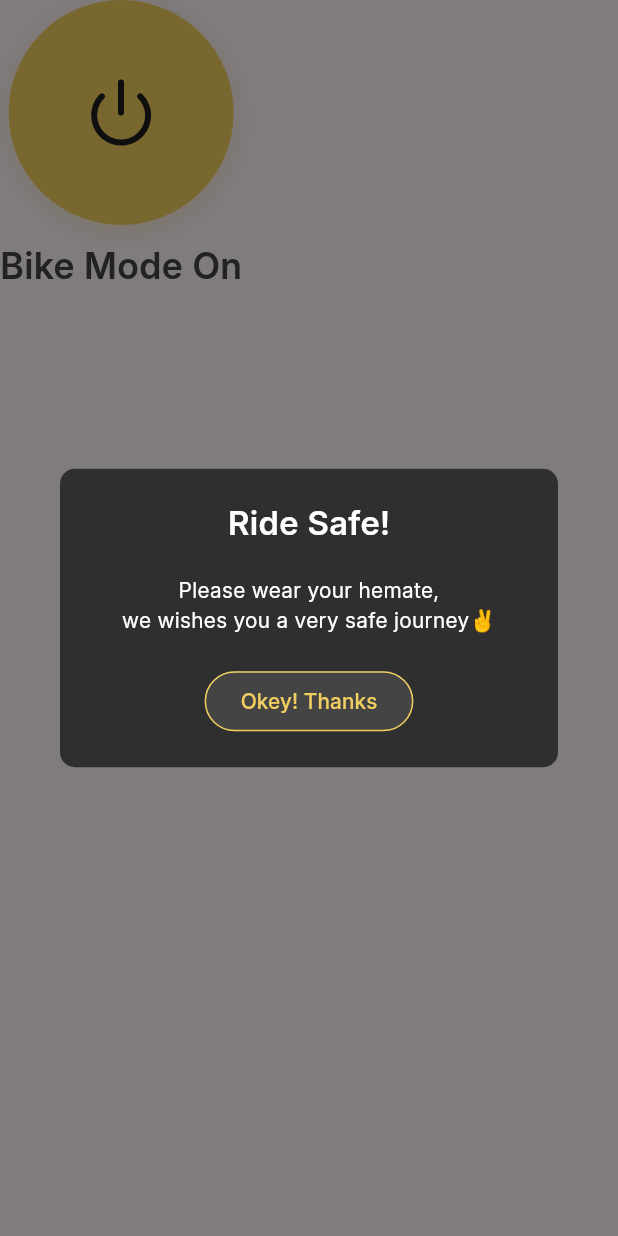
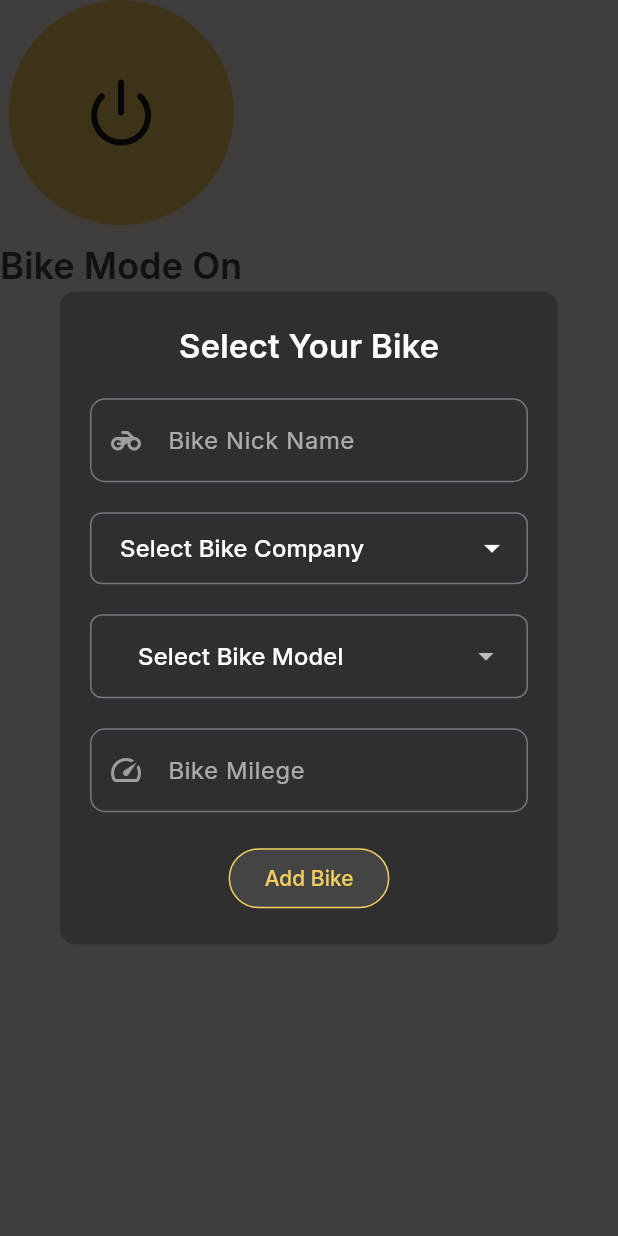
Before and after one commit to Vashusuthar13/Cruze_Control, a Flutter app: the StartButton widget shown alone on an empty page, opened directly, after a tap on an icon or button, on a phone screen of 412 x 824 dp. Run offline on Flutter 3.47's test engine with Material 3 defaults, Android fonts, the phone set to English and light mode, and no system bars; our stand-ins replace dropdown_button2, firebase_auth, firebase_core, firebase_database, flutter_svg, geolocator and 3 more; missing offline and left inert: another_telephony, phone_state; accounts and stored records are empty; generated files the repository leaves out were written again.

Commit message:
bike select popup and bike api

```diff
--- /dev/null
+++ b/lib/pop_up_screen/bike_add_controller.dart
@@ -0,0 +1,38 @@
+import 'dart:convert';
+import 'package:get/get.dart';
+import 'package:http/http.dart' as http;
+
+class BikeAddController extends GetxController {
+  var bikeModels = <String>[].obs;
+  var selectedModel = Rxn<String>();
+
+  Future<void> bikeSelect(String bikename) async {
+    final url = Uri.parse("https://api.api-ninjas.com/v1/motorcycles?make=$bikename");
+    const apikey = 'qL7AHy5P4GkkDexRKOB3CA==cmZovxKxAx02qzWg';
+
+    try {
+      final response = await http.get(
+        url,
+        headers: {'X-Api-Key': apikey},
+      );
+
+      if (response.statusCode == 200) {
+        final data = jsonDecode(response.body);
+
+        if (data is List && data.isNotEmpty) {
+
+          bikeModels.value = data.map<String>((bike) => bike['model'].toString()).toList();
+
+          print("Models: ${bikeModels.join(', ')}");
+        } else {
+          bikeModels.clear();
+          print("⚠No bikes found for $bikename");
+        }
+      } else {
+        print("Error: ${response.statusCode}");
+      }
+    } catch (e) {
+      print(" Exception: $e");
+    }
+  }
+}
--- /dev/null
+++ b/lib/pop_up_screen/pop_up_screen.dart
@@ -0,0 +1,227 @@
+import 'package:cruze_control/pop_up_screen/bike_add_controller.dart';
+import 'package:cruze_control/utills/app_styles/app_colors.dart';
+import 'package:dropdown_button2/dropdown_button2.dart';
+import 'package:flutter/material.dart';
+import 'package:get/get.dart';
+
+class AddBikePopUp extends StatefulWidget {
+  const AddBikePopUp({super.key});
+
+  @override
+  State<AddBikePopUp> createState() => _AddBikePopUp();
+}
+
+class _AddBikePopUp extends State<AddBikePopUp> {
+
+  final BikeAddController controller = Get.put(BikeAddController());
+
+
+  final List<String> vechileList = [
+    'Tvs',
+    'Royal Enfield',
+    'Honda',
+    'Hero',
+    'Bajaj',
+    'Yamaha',
+    'Kawasaki',
+  ];
+
+  @override
+  Widget build(BuildContext context) {
+    return Dialog(
+        backgroundColor: AppColors.lightGrey,
+        shape: RoundedRectangleBorder(borderRadius: BorderRadius.circular(10)),
+        child: Container(
+          width: double.infinity,
+          padding: EdgeInsets.symmetric(vertical: 20, horizontal: 20),
+          child: Column(
+            mainAxisAlignment: MainAxisAlignment.center,
+            mainAxisSize: MainAxisSize.min,
+            crossAxisAlignment: CrossAxisAlignment.center,
+            children: [
+              Text(
+                'Select Your Bike',
+                style: TextStyle(
+                    color: Colors.white,
+                    fontSize: 22,
+                    fontWeight: FontWeight.w600),
+              ),
+              const SizedBox(
+                height: 20,
+              ),
+              TextFormField(
+                obscureText: true,
+                style: TextStyle(color: Colors.white),
+                decoration: InputDecoration(
+                  prefixIcon: Icon(Icons.motorcycle, color: Colors.grey),
+                  hintText: 'Bike Nick Name',
+                  hintStyle: TextStyle(color: Colors.white60),
+                  border: OutlineInputBorder(
+                    borderSide: BorderSide(
+                      color: Colors.grey,
+                    ),
+                    borderRadius: BorderRadius.circular(10),
+                  ),
+                  focusedBorder: OutlineInputBorder(
+                    borderSide: BorderSide(
+                      color: Colors.grey,
+                    ),
+                    borderRadius: BorderRadius.circular(10),
+                  ),
+                ),
+              ),
+              const SizedBox(
+                height: 20,
+              ),
+              DropdownButtonFormField2<String>(
+                items: vechileList
+                    .map((item) => DropdownMenuItem<String>(
+                        value: item,
+                        child: Text(
+                          item,
+                          style: const TextStyle(color: Colors.white70),
+                        )))
+                    .toList(),
+                hint: const Text(
+                  'Select Bike Company',
+                  style: TextStyle(color: Colors.white),
+                ),
+                decoration: InputDecoration(
+                  focusedBorder: OutlineInputBorder(
+                      borderRadius: BorderRadius.circular(8),
+                      borderSide: const BorderSide(
+                        color: Colors.grey,
+                      )),
+                  contentPadding: const EdgeInsets.symmetric(vertical: 10),
+                  border: OutlineInputBorder(
+                    borderRadius: BorderRadius.circular(8),
+                  ),
+                ),
+                validator: (value) {
+                  if (value == null) {
+                    return 'please select your vechile';
+                  }
+                  return null;
+                },
+                onChanged: (value) {
+                  if (value != null) {
+                    final controller = Get.put(BikeAddController());
+                    controller.bikeSelect(value);
+                  }
+                },
+                buttonStyleData: const ButtonStyleData(
+                  padding: EdgeInsets.only(right: 8),
+                ),
+                iconStyleData: const IconStyleData(
+                  icon: Icon(
+                    Icons.arrow_drop_down,
+                    color: Colors.white,
+                  ),
+                  iconSize: 24,
+                ),
+                dropdownStyleData: DropdownStyleData(
+                  decoration: BoxDecoration(
+                      borderRadius: BorderRadius.circular(10),
+                      color: AppColors.mainGrey),
+                ),
+                menuItemStyleData: const MenuItemStyleData(
+                  padding: EdgeInsets.symmetric(horizontal: 16),
+                ),
+              ),
+              const SizedBox(
+                height: 20,
+              ),
+          Obx(() => DropdownButtonFormField2<String>(
+            items: controller.bikeModels
+                .map((model) => DropdownMenuItem<String>(
+              value: model,
+              child: Text(model, style: const TextStyle(color: Colors.white70)),
+            ))
+                .toList(),
+            hint: const Text(
+              'Select Bike Model',
+              style: TextStyle(color: Colors.white),
+            ),
+            onChanged: (value) {
+              controller.selectedModel.value = value;
+            },
+            decoration: InputDecoration(
+              border: OutlineInputBorder(borderRadius: BorderRadius.circular(8)),
+            ),
+            dropdownStyleData: DropdownStyleData(
+              decoration: BoxDecoration(
+                borderRadius: BorderRadius.circular(10),
+                color: Colors.grey[900],
+              ),
+            ),
+          )),
+
+              const SizedBox(
+                height: 20,
+              ),
+              TextFormField(
+                style: TextStyle(color: Colors.white),
+                decoration: InputDecoration(
+                  prefixIcon: Icon(Icons.speed, color: Colors.grey),
+                  hintText: 'Bike Milege',
+                  hintStyle: TextStyle(color: Colors.white60),
+                  border: OutlineInputBorder(
+                    borderSide: BorderSide(
+                      color: Colors.grey,
+                    ),
+                    borderRadius: BorderRadius.circular(10),
+                  ),
+                  focusedBorder: OutlineInputBorder(
+                    borderSide: BorderSide(
+                      color: Colors.grey,
+                    ),
+                    borderRadius: BorderRadius.circular(10),
+                  ),
+                ),
+              ),
+              const SizedBox(
+                height: 20,
+              ),
+              OutlinedButton(
+                  style: OutlinedButton.styleFrom(
+                      backgroundColor: AppColors.mainGrey,
+                      side: BorderSide(color: AppColors.mainYellow)),
+                  onPressed: () {
+                    Navigator.pop(context);
+                  },
+                  child: Text(
+                    'Add Bike',
+                    style: TextStyle(color: AppColors.mainYellow),
+                  ))
+            ],
+          ),
+        ));
+  }
+}
+
+void showAnimatedDialogBikeSelect(BuildContext context) {
+  showGeneralDialog(
+    context: context,
+    barrierDismissible: true,
+    barrierLabel: "Ride Safe Dialog",
+    barrierColor: Colors.black.withOpacity(0.5),
+    transitionDuration: const Duration(milliseconds: 300),
+    pageBuilder: (context, animation, secondaryAnimation) {
+      return const Center(
+        child: AddBikePopUp(),
+      );
+    },
+    transitionBuilder: (context, animation, secondaryAnimation, child) {
+      return ScaleTransition(
+        scale: CurvedAnimation(
+          parent: animation,
+          curve: Curves.easeOutBack,
+        ),
+        child: FadeTransition(
+          opacity: animation,
+          child: child,
+        ),
+      );
+    },
+  );
+}
--- /dev/null
+++ b/lib/screens/add_bike_screen/add_bike_screen.dart
@@ -0,0 +1,15 @@
+import 'package:flutter/material.dart';
+
+class AddBikeScreen extends StatelessWidget {
+  const AddBikeScreen({super.key});
+
+  @override
+  Widget build(BuildContext context) {
+    return Scaffold(
+
+
+
+
+    );
+  }
+}
--- a/lib/utills/widgets/on_off_button/on_off_button.dart
+++ b/lib/utills/widgets/on_off_button/on_off_button.dart
@@ -3,6 +3,7 @@ import 'package:cruze_control/controllers/call_logs_controller.dart';
 import 'package:cruze_control/controllers/location_track_conrtoller.dart';
 import 'package:cruze_control/controllers/start_button_controller.dart';
 import 'package:cruze_control/models/call_logs_model.dart';
+import 'package:cruze_control/pop_up_screen/pop_up_screen.dart';
 import 'package:cruze_control/screens/dashboard_screen/setting_screen/setting_controller.dart';
 import 'package:cruze_control/utills/app_styles/app_colors.dart';
 import 'package:flutter/material.dart';
@@ -28,6 +29,8 @@ class _StartButtonState extends State<StartButton> {
   final CallLogsController callLogsController = Get.find();
   final Telephony telephony = Telephony.instance;
   bool isAutoReplyOn = false;
+
+  AddBikePopUp bikePopUp = AddBikePopUp();
 
   Stream<PhoneState>? _phoneStateStream;
   StreamSubscription<PhoneState>? _phoneStateSubscription;
@@ -89,6 +92,7 @@ class _StartButtonState extends State<StartButton> {
       controller.turnOn();
       locationTrackingController.startTracking();
       showAnimatedDialog(context);
+      showAnimatedDialogBikeSelect(context);
     }
   }
 
```
Also changed, not shown: 1 other file.
